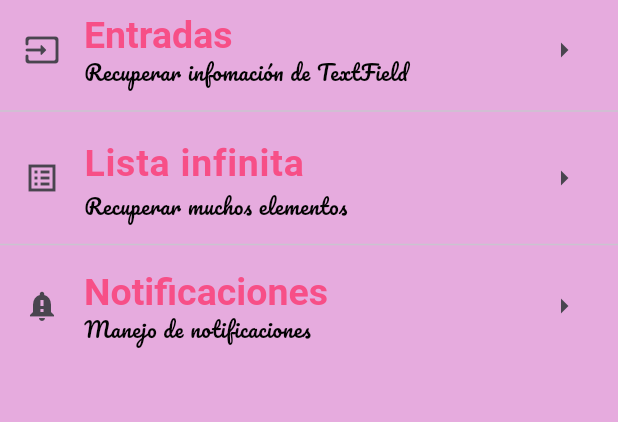
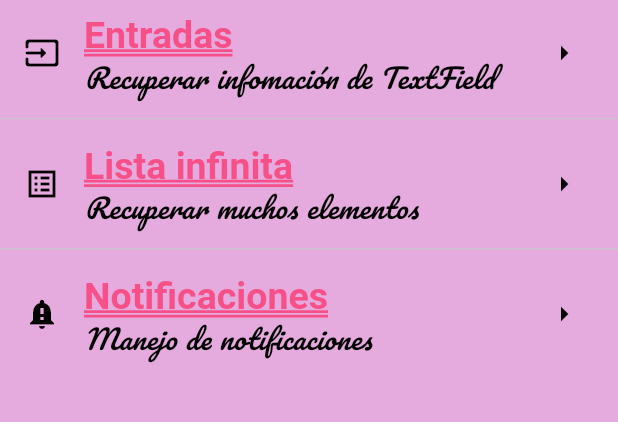
Before and after one commit to IsamarHFz/componentes_flutter, a Flutter app: the screen it shows after launch, on a phone screen of 412 x 824 dp, the part 84-506 px from its top. Run offline on Flutter 3.47's test engine with Material 3 defaults, Android fonts, the phone set to English and light mode, and no system bars; our stand-ins replace google_fonts; Roboto replaces fonts that are missing (Acme).

Commit message:
Finishing first version of AppTheme

```diff
--- a/lib/screens/home_screen.dart
+++ b/lib/screens/home_screen.dart
@@ -1,5 +1,6 @@
 import 'package:flutter/material.dart';
 import 'package:practica3/theme/app_theme.dart';
+// import 'package:practica3/theme/app_theme.dart';
 
 class HomeScreen extends StatelessWidget {
   const HomeScreen({super.key});
@@ -19,19 +20,27 @@ class HomeScreen extends StatelessWidget {
               subtitle: Text('Recuperar infomación de TextField',
                             style: Theme.of(context).textTheme.bodySmall,
                             ),
-              leading: const Icon(Icons.input_rounded),
-              trailing: const Icon(Icons.arrow_right_outlined),
+              leading: const Icon(Icons.input_rounded,
+                    color: AppTheme.secondaryColor,
+              ),
+              trailing: const Icon(Icons.arrow_right_outlined,
+                    color: AppTheme.secondaryColor,
+              ),
             ),
             const Divider(),
             ListTile(
               title: Text('Lista infinita',
-                        style: AppTheme.lightTheme.textTheme.headlineLarge,
+                        style: Theme.of(context).textTheme.headlineLarge,
                         ),
               subtitle: Text('Recuperar muchos elementos',
                       style: Theme.of(context).textTheme.bodySmall,
                       ),
-              leading: const Icon(Icons.list_alt_sharp),
-              trailing: const Icon(Icons.arrow_right_outlined),
+              leading: const Icon(Icons.list_alt_sharp,
+                        color: AppTheme.secondaryColor,
+              ),
+              trailing: const Icon(Icons.arrow_right_outlined,
+                        color: AppTheme.secondaryColor,
+              ),
             ),
             const Divider(),
             ListTile(
@@ -41,8 +50,12 @@ class HomeScreen extends StatelessWidget {
               subtitle: Text('Manejo de notificaciones',
                         style: Theme.of(context).textTheme.bodySmall,
                         ),
-              leading: const Icon(Icons.notification_important),
-              trailing: const Icon(Icons.arrow_right_outlined),
+              leading: const Icon(Icons.notification_important,
+                        color: AppTheme.secondaryColor,
+              ),
+              trailing: const Icon(Icons.arrow_right_outlined,
+                          color: AppTheme.secondaryColor,
+              ),
             ),
           ],
         ),
--- a/lib/theme/app_theme.dart
+++ b/lib/theme/app_theme.dart
@@ -20,12 +20,17 @@ class AppTheme {
             fontSize: 25.0,
             fontWeight: FontWeight.bold,
             color: primaryColor,
+            decoration: TextDecoration.underline,
+            decorationColor: primaryColor,
+            decorationStyle: TextDecorationStyle.double,
+            decorationThickness: 1.5,
           ),
           // Fuennte para textos muy pequeños
           bodySmall: GoogleFonts.pacifico(
-            fontSize: 14.0,
+            fontSize: 18.0,
             fontWeight: FontWeight.w500,
             color: secondaryColor,
+            fontStyle: FontStyle.italic
           ),
         ),
   );
```
